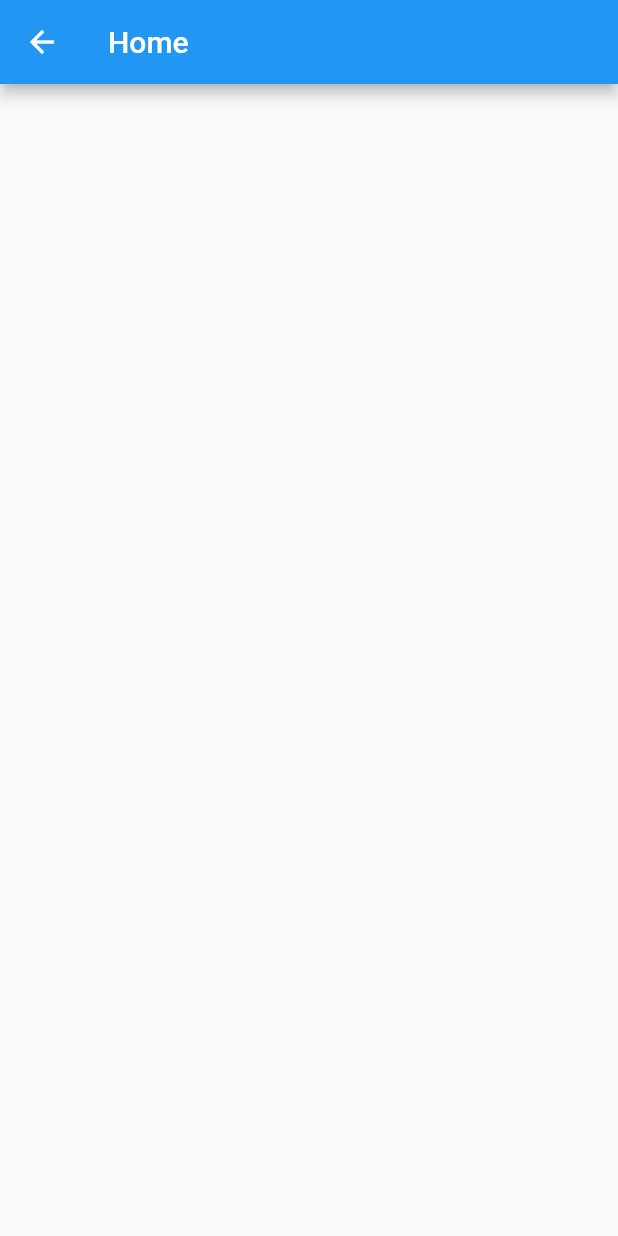
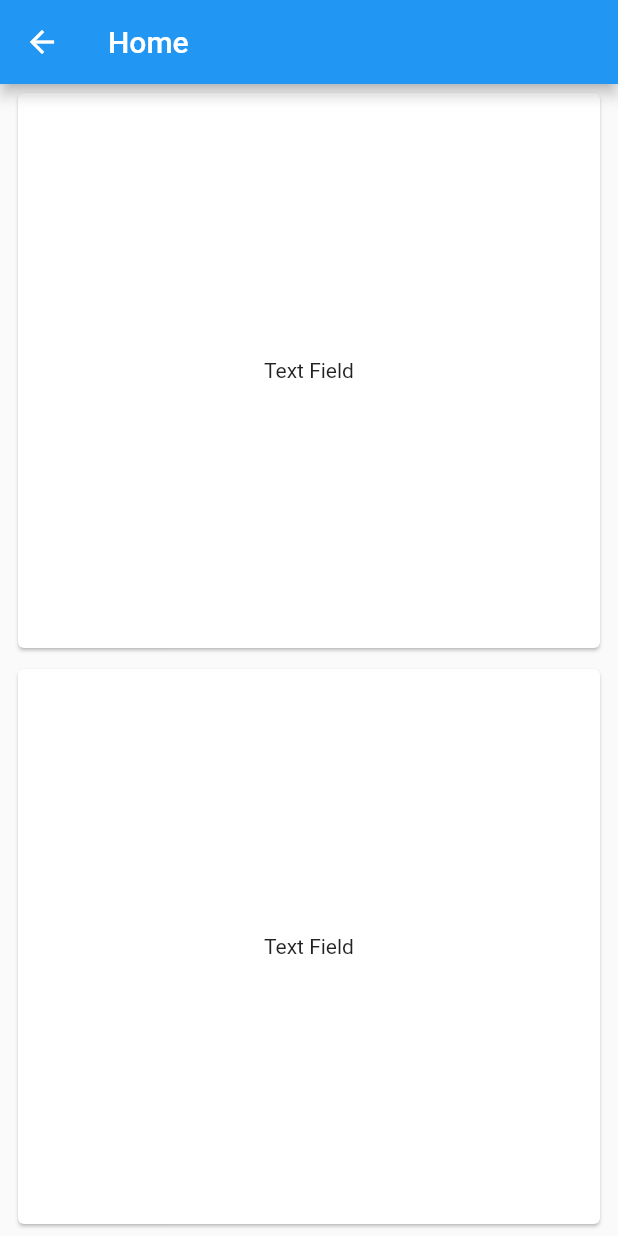
Before and after one commit to MaciejBaginski/fresh-fridge-app, a Flutter app: the HomePage screen opened directly, on a phone screen of 412 x 824 dp. Run offline on Flutter 3.47's test engine with Material 2 defaults, Android fonts, the phone set to English and light mode, and no system bars.

Commit message:
Add home page - placeholder buttons

```diff
--- a/lib/main.dart
+++ b/lib/main.dart
@@ -1,4 +1,5 @@
 import 'package:flutter/material.dart';
+import 'package:fresh_fridge_app/pages/home_page.dart';
 
 void main() {
   runApp(MyApp());
@@ -10,8 +11,12 @@ class MyApp extends StatelessWidget {
     return MaterialApp(
       initialRoute: "/home",
       routes: {
-        "/home": (context) => Scaffold(),
-        "/login": (context) => Scaffold()
+        "/home": (context) => HomePage(),
+        "/login": (context) => Scaffold(
+          body: Center(
+            child: Text('/login'),
+          ),
+        )
       },
     );
   }
--- a/lib/pages/home_page.dart
+++ b/lib/pages/home_page.dart
@@ -13,6 +13,53 @@ class _HomePageState extends State<HomePage> {
   Widget build(BuildContext context) {
     return Scaffold(
       appBar: _buildAppBar(),
+
+      body: Column(
+        children: [
+          Expanded(
+            child: Row(
+              crossAxisAlignment: CrossAxisAlignment.stretch,
+              children: [
+                Expanded(
+                  child: Padding(
+                    padding: const EdgeInsets.fromLTRB(8, 2, 8, 4),
+                    child: Card(
+                      child: InkWell(
+                        child: Padding(
+                          padding: const EdgeInsets.symmetric(vertical:20),
+                          child: Center(child: Text('Text Field')),
+                        ),
+                        onTap: () {},
+                      ),
+                    ),
+                  ),
+                ),
+              ],
+            ),
+          ),
+          Expanded(
+            child: Row(
+              crossAxisAlignment: CrossAxisAlignment.stretch,
+              children: [
+                Expanded(
+                  child: Padding(
+                    padding: const EdgeInsets.fromLTRB(8, 2, 8, 4),
+                    child: Card(
+                      child: InkWell(
+                        child: Padding(
+                          padding: const EdgeInsets.symmetric(vertical:20),
+                          child: Center(child: Text('Text Field')),
+                        ),
+                        onTap: () {},
+                      ),
+                    ),
+                  ),
+                ),
+              ],
+            ),
+          ),
+        ],
+      ),
     );
   }
 
```
